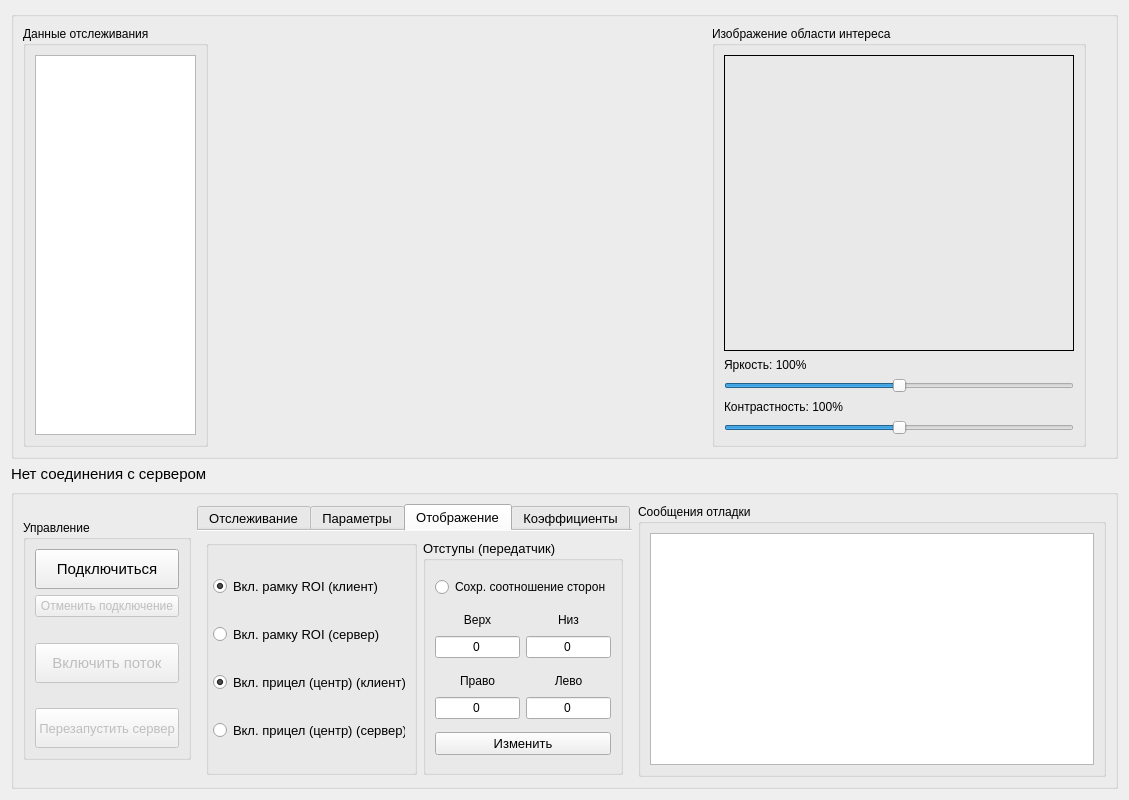
Qt form form.ui (expoolleet/pi-tracking-stream-receiver) before a commit.
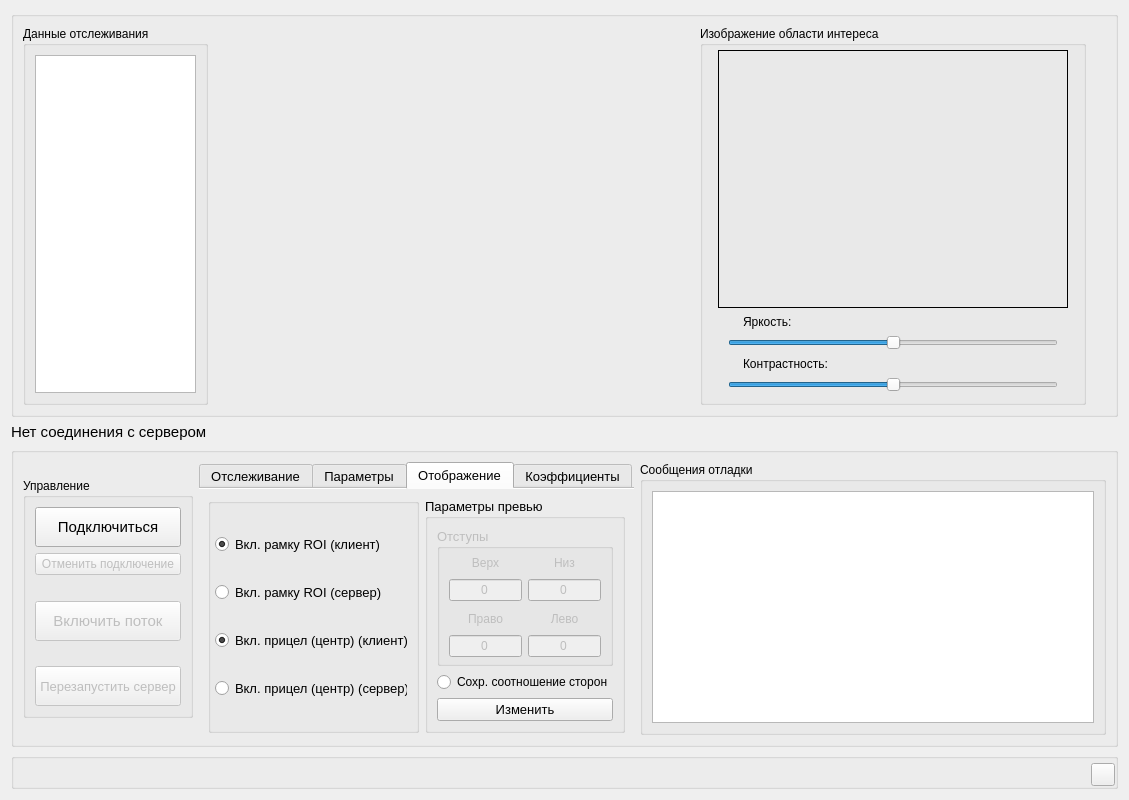
The same form after that commit. The open tabs and pages were chosen to show the change. Icons and pictures are not drawn.

The edit to the form file:
```diff
--- a/form.ui
+++ b/form.ui
@@ -165,7 +165,7 @@
       <item>
        <widget class="QGroupBox" name="groupBox_7">
         <property name="sizePolicy">
-         <sizepolicy hsizetype="Maximum" vsizetype="Preferred">
+         <sizepolicy hsizetype="Preferred" vsizetype="Preferred">
           <horstretch>0</horstretch>
           <verstretch>0</verstretch>
          </sizepolicy>
@@ -185,7 +185,22 @@
         <property name="title">
          <string>Изображение области интереса</string>
         </property>
-        <layout class="QVBoxLayout" name="verticalLayout_14">
+        <layout class="QVBoxLayout" name="verticalLayout_24">
+         <property name="sizeConstraint">
+          <enum>QLayout::SizeConstraint::SetMinimumSize</enum>
+         </property>
+         <property name="leftMargin">
+          <number>15</number>
+         </property>
+         <property name="topMargin">
+          <number>4</number>
+         </property>
+         <property name="rightMargin">
+          <number>15</number>
+         </property>
+         <property name="bottomMargin">
+          <number>4</number>
+         </property>
          <item>
           <widget class="QLabel" name="roi_label">
            <property name="sizePolicy">
@@ -197,7 +212,7 @@
            <property name="minimumSize">
             <size>
              <width>350</width>
-             <height>0</height>
+             <height>250</height>
             </size>
            </property>
            <property name="maximumSize">
@@ -229,18 +244,49 @@
            </property>
           </widget>
          </item>
+         <item>
+          <layout class="QVBoxLayout" name="verticalLayout_14">
+           <property name="leftMargin">
+            <number>10</number>
+           </property>
+           <property name="rightMargin">
+            <number>10</number>
+           </property>
+           <item>
+            <layout class="QHBoxLayout" name="horizontalLayout_14">
+             <property name="sizeConstraint">
+              <enum>QLayout::SizeConstraint::SetFixedSize</enum>
+             </property>
+             <property name="leftMargin">
+              <number>15</number>
+             </property>
          <item>
           <widget class="QLabel" name="roi_brightness_label">
            <property name="maximumSize">
             <size>
+                 <width>100</width>
+                 <height>15</height>
+                </size>
+               </property>
+               <property name="text">
+                <string>Яркость:</string>
+               </property>
+              </widget>
+             </item>
+             <item>
+              <widget class="QLabel" name="roi_brightness_value_label">
+               <property name="maximumSize">
+                <size>
              <width>16777215</width>
              <height>15</height>
             </size>
            </property>
            <property name="text">
-            <string>Яркость: 100%</string>
-           </property>
-          </widget>
+                <string/>
+               </property>
+              </widget>
+             </item>
+            </layout>
          </item>
          <item>
           <widget class="QSlider" name="roi_frame_brightness_slider">
@@ -273,18 +319,51 @@
            </property>
           </widget>
          </item>
+          </layout>
+         </item>
+         <item>
+          <layout class="QVBoxLayout" name="verticalLayout_23">
+           <property name="leftMargin">
+            <number>10</number>
+           </property>
+           <property name="rightMargin">
+            <number>10</number>
+           </property>
+           <property name="bottomMargin">
+            <number>6</number>
+           </property>
+           <item>
+            <layout class="QHBoxLayout" name="horizontalLayout_15">
+             <property name="leftMargin">
+              <number>15</number>
+             </property>
          <item>
           <widget class="QLabel" name="roi_contrast_label">
            <property name="maximumSize">
             <size>
+                 <width>100</width>
+                 <height>15</height>
+                </size>
+               </property>
+               <property name="text">
+                <string>Контрастность:</string>
+               </property>
+              </widget>
+             </item>
+             <item>
+              <widget class="QLabel" name="roi_contrast_value_label">
+               <property name="maximumSize">
+                <size>
              <width>16777215</width>
              <height>15</height>
             </size>
            </property>
            <property name="text">
-            <string>Контрастность: 100%</string>
-           </property>
-          </widget>
+                <string/>
+               </property>
+              </widget>
+             </item>
+            </layout>
          </item>
          <item>
           <widget class="QSlider" name="roi_frame_contrast_slider">
@@ -315,6 +394,8 @@
           </widget>
          </item>
         </layout>
+         </item>
+        </layout>
        </widget>
       </item>
       <item>
@@ -394,7 +475,7 @@
         </property>
         <property name="minimumSize">
          <size>
-          <width>0</width>
+          <width>170</width>
           <height>240</height>
          </size>
         </property>
@@ -1420,7 +1501,10 @@
            </widget>
           </item>
           <item>
-           <widget class="QGroupBox" name="groupBox_9">
+           <widget class="QGroupBox" name="preview_params_group_box">
+            <property name="enabled">
+             <bool>true</bool>
+            </property>
             <property name="maximumSize">
              <size>
               <width>200</width>
@@ -1428,24 +1512,24 @@
              </size>
             </property>
             <property name="title">
-             <string>Отступы (передатчик)</string>
+             <string>Параметры превью </string>
             </property>
             <layout class="QVBoxLayout" name="verticalLayout_21">
              <item>
-              <widget class="QRadioButton" name="keep_frame_aspect_ratio_radio_button">
-               <property name="font">
-                <font>
-                 <pointsize>9</pointsize>
-                </font>
-               </property>
-               <property name="acceptDrops">
+              <widget class="QGroupBox" name="margins_group_box">
+               <property name="enabled">
                 <bool>false</bool>
                </property>
-               <property name="text">
-                <string>Сохр. соотношение сторон</string>
+               <property name="title">
+                <string>Отступы</string>
                </property>
-              </widget>
-             </item>
+               <layout class="QVBoxLayout" name="verticalLayout_22">
+                <property name="topMargin">
+                 <number>2</number>
+                </property>
+                <property name="bottomMargin">
+                 <number>2</number>
+                </property>
              <item>
               <layout class="QHBoxLayout" name="horizontalLayout_10">
                <item>
@@ -1614,6 +1698,24 @@
                </item>
               </layout>
              </item>
+               </layout>
+              </widget>
+             </item>
+             <item>
+              <widget class="QRadioButton" name="keep_frame_aspect_ratio_radio_button">
+               <property name="font">
+                <font>
+                 <pointsize>9</pointsize>
+                </font>
+               </property>
+               <property name="acceptDrops">
+                <bool>false</bool>
+               </property>
+               <property name="text">
+                <string>Сохр. соотношение сторон</string>
+               </property>
+              </widget>
+             </item>
              <item>
               <widget class="QPushButton" name="change_frame_borders_push_button">
                <property name="text">
@@ -1798,7 +1900,7 @@
        </widget>
       </item>
       <item>
-       <widget class="QGroupBox" name="groupBox">
+       <widget class="QGroupBox" name="debug_messages_group_box">
         <property name="maximumSize">
          <size>
           <width>16777215</width>
@@ -1836,6 +1938,59 @@
      </layout>
     </widget>
    </item>
+   <item>
+    <widget class="QGroupBox" name="groupBox">
+     <property name="title">
+      <string/>
+     </property>
+     <property name="flat">
+      <bool>true</bool>
+     </property>
+     <layout class="QHBoxLayout" name="horizontalLayout_13">
+      <property name="spacing">
+       <number>0</number>
+      </property>
+      <property name="leftMargin">
+       <number>0</number>
+      </property>
+      <property name="topMargin">
+       <number>4</number>
+      </property>
+      <property name="rightMargin">
+       <number>0</number>
+      </property>
+      <property name="bottomMargin">
+       <number>0</number>
+      </property>
+      <item>
+       <spacer name="horizontalSpacer_7">
+        <property name="orientation">
+         <enum>Qt::Orientation::Horizontal</enum>
+        </property>
+        <property name="sizeHint" stdset="0">
+         <size>
+          <width>1078</width>
+          <height>20</height>
+         </size>
+        </property>
+       </spacer>
+      </item>
+      <item>
+       <widget class="QToolButton" name="language_tool_button">
+        <property name="text">
+         <string/>
+        </property>
+        <property name="iconSize">
+         <size>
+          <width>16</width>
+          <height>16</height>
+         </size>
+        </property>
+       </widget>
+      </item>
+     </layout>
+    </widget>
+   </item>
   </layout>
  </widget>
  <resources/>
```
Left out of the diff: 45 changed lines with no effect on the pictures. Lines whose indentation alone changed are shown as unchanged.
